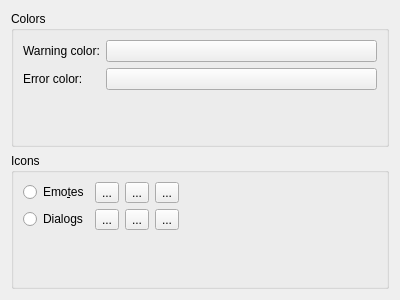
The window that settings/appearance.ui (papylhomme/diskmonitor) describes before a commit, drawn with Qt 5.
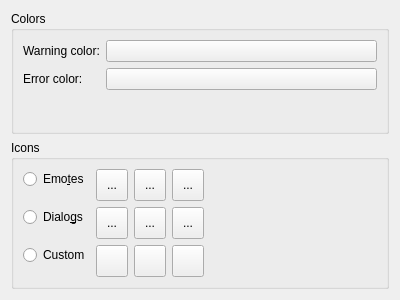
The same window after the commit. Icons and pictures are not drawn. Custom widgets are drawn as their Qt base class.

Commit message:
Implements configuration for icons
Also, handle config updates and refresh the UI

Diff of the .ui file:
```diff
--- a/settings/appearance.ui
+++ b/settings/appearance.ui
@@ -60,6 +60,18 @@
        <layout class="QHBoxLayout" name="horizontalLayout">
         <item>
          <widget class="QToolButton" name="toolButton_3">
+          <property name="minimumSize">
+           <size>
+            <width>32</width>
+            <height>32</height>
+           </size>
+          </property>
+          <property name="maximumSize">
+           <size>
+            <width>32</width>
+            <height>32</height>
+           </size>
+          </property>
           <property name="text">
            <string>...</string>
           </property>
@@ -70,6 +82,18 @@
         </item>
         <item>
          <widget class="QToolButton" name="toolButton_2">
+          <property name="minimumSize">
+           <size>
+            <width>32</width>
+            <height>32</height>
+           </size>
+          </property>
+          <property name="maximumSize">
+           <size>
+            <width>32</width>
+            <height>32</height>
+           </size>
+          </property>
           <property name="text">
            <string>...</string>
           </property>
@@ -80,6 +104,21 @@
         </item>
         <item>
          <widget class="QToolButton" name="toolButton">
+          <property name="enabled">
+           <bool>true</bool>
+          </property>
+          <property name="minimumSize">
+           <size>
+            <width>32</width>
+            <height>32</height>
+           </size>
+          </property>
+          <property name="maximumSize">
+           <size>
+            <width>32</width>
+            <height>32</height>
+           </size>
+          </property>
           <property name="text">
            <string>...</string>
           </property>
@@ -93,7 +132,7 @@
       <item row="1" column="0">
        <widget class="QRadioButton" name="radioButton_2">
         <property name="text">
-         <string>Dialogs</string>
+         <string>Dialo&amp;gs</string>
         </property>
        </widget>
       </item>
@@ -101,6 +140,18 @@
        <layout class="QHBoxLayout" name="horizontalLayout_2">
         <item>
          <widget class="QToolButton" name="toolButton_4">
+          <property name="minimumSize">
+           <size>
+            <width>32</width>
+            <height>32</height>
+           </size>
+          </property>
+          <property name="maximumSize">
+           <size>
+            <width>32</width>
+            <height>32</height>
+           </size>
+          </property>
           <property name="text">
            <string>...</string>
           </property>
@@ -111,6 +162,18 @@
         </item>
         <item>
          <widget class="QToolButton" name="toolButton_5">
+          <property name="minimumSize">
+           <size>
+            <width>32</width>
+            <height>32</height>
+           </size>
+          </property>
+          <property name="maximumSize">
+           <size>
+            <width>32</width>
+            <height>32</height>
+           </size>
+          </property>
           <property name="text">
            <string>...</string>
           </property>
@@ -121,11 +184,114 @@
         </item>
         <item>
          <widget class="QToolButton" name="toolButton_6">
+          <property name="minimumSize">
+           <size>
+            <width>32</width>
+            <height>32</height>
+           </size>
+          </property>
+          <property name="maximumSize">
+           <size>
+            <width>32</width>
+            <height>32</height>
+           </size>
+          </property>
           <property name="text">
            <string>...</string>
           </property>
           <property name="icon">
-           <iconset theme="unknown"/>
+           <iconset theme="unknown">
+            <normaloff/>
+           </iconset>
+          </property>
+         </widget>
+        </item>
+       </layout>
+      </item>
+      <item row="2" column="0">
+       <widget class="QRadioButton" name="customIconModeRadioButton">
+        <property name="text">
+         <string>Custom</string>
+        </property>
+       </widget>
+      </item>
+      <item row="2" column="1">
+       <layout class="QHBoxLayout" name="horizontalLayout_3">
+        <item>
+         <widget class="KIconButton" name="kcfg_HealthyIcon">
+          <property name="minimumSize">
+           <size>
+            <width>32</width>
+            <height>32</height>
+           </size>
+          </property>
+          <property name="maximumSize">
+           <size>
+            <width>32</width>
+            <height>32</height>
+           </size>
+          </property>
+          <property name="iconSize">
+           <number>16</number>
+          </property>
+          <property name="strictIconSize">
+           <bool>true</bool>
+          </property>
+         </widget>
+        </item>
+        <item>
+         <widget class="KIconButton" name="kcfg_FailingIcon">
+          <property name="minimumSize">
+           <size>
+            <width>32</width>
+            <height>32</height>
+           </size>
+          </property>
+          <property name="maximumSize">
+           <size>
+            <width>32</width>
+            <height>32</height>
+           </size>
+          </property>
+          <property name="iconSize">
+           <number>16</number>
+          </property>
+          <property name="strictIconSize">
+           <bool>true</bool>
+          </property>
+         </widget>
+        </item>
+        <item>
+         <widget class="KIconButton" name="kcfg_UnknownIcon">
+          <property name="enabled">
+           <bool>true</bool>
+          </property>
+          <property name="sizePolicy">
+           <sizepolicy hsizetype="Fixed" vsizetype="Fixed">
+            <horstretch>0</horstretch>
+            <verstretch>0</verstretch>
+           </sizepolicy>
+          </property>
+          <property name="minimumSize">
+           <size>
+            <width>32</width>
+            <height>32</height>
+           </size>
+          </property>
+          <property name="maximumSize">
+           <size>
+            <width>32</width>
+            <height>32</height>
+           </size>
+          </property>
+          <property name="icon">
+           <string/>
+          </property>
+          <property name="iconSize">
+           <number>16</number>
+          </property>
+          <property name="strictIconSize">
+           <bool>true</bool>
           </property>
          </widget>
         </item>
@@ -137,6 +303,11 @@
   </layout>
  </widget>
  <customwidgets>
+  <customwidget>
+   <class>KIconButton</class>
+   <extends>QPushButton</extends>
+   <header>kiconbutton.h</header>
+  </customwidget>
   <customwidget>
    <class>KColorButton</class>
    <extends>QPushButton</extends>
```
Left out of the diff: 24 changed lines with no effect on the pictures. The commit also changes 16 other files.
